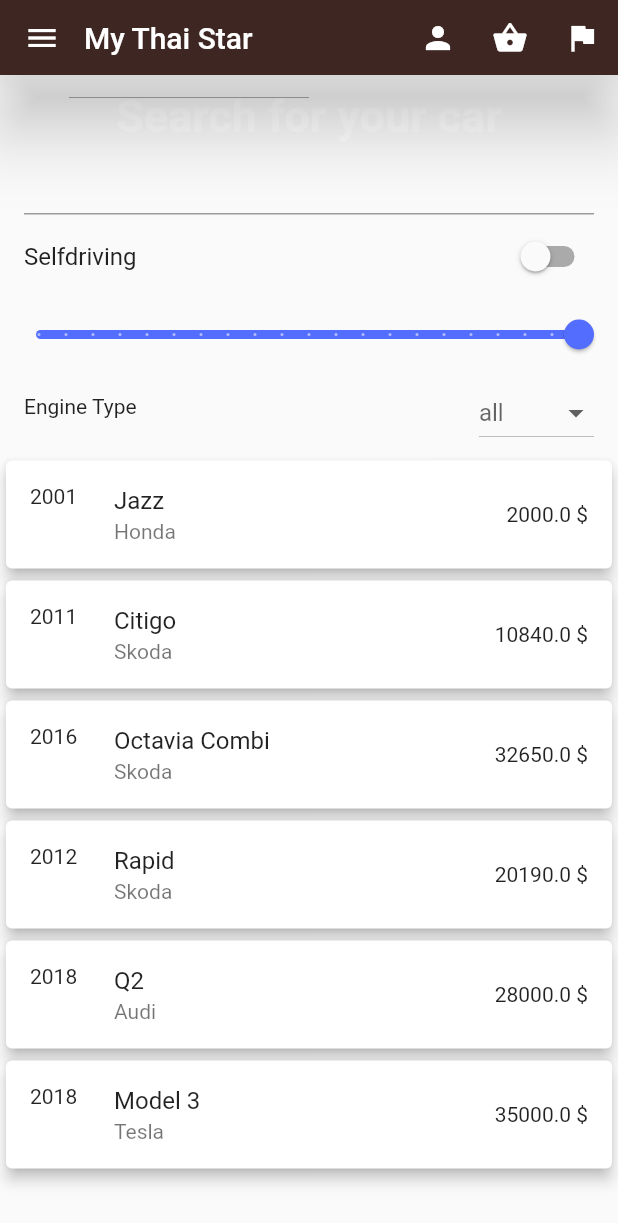
After one commit to devonfw-forge/devonfw4flutter-mts-app, a Flutter app: the Example1 screen opened by its route, on a phone screen of 412 x 824 dp. The commit adds this screen. Shown: the top 1223 px of the screen. Run offline on Flutter 3.47's test engine with Material 2 defaults, Android fonts, the light colour scheme and no system bars; our stand-ins replace datetime_picker_formfield.

Commit message:
Temp Search

```diff
--- a/lib/router.dart
+++ b/lib/router.dart
@@ -2,15 +2,18 @@
 import 'package:my_thai_star_flutter/ui/pages/booking/booking.dart';
 import 'package:my_thai_star_flutter/ui/pages/home/home.dart';
 import 'package:my_thai_star_flutter/ui/pages/menu/menu.dart';
+import 'package:my_thai_star_flutter/ui/pages/menu/temp.dart';
 
 class Router {
   static const String home = '/';
   static const String booking = '/booking';
   static const String menu = '/menu';
+  static const String temp = '/temp';
 
   static Map<String, WidgetBuilder> routeMap = {
     home: (context) => Home(),
     booking: (context) => Booking(),
     menu: (context) => Menu(),
+    temp: (context) => Example1(),
   };
 }
--- /dev/null
+++ b/lib/ui/pages/menu/temp.dart
@@ -0,0 +1,169 @@
+
+import 'package:flutter/material.dart';
+import 'package:my_thai_star_flutter/ui/pages/menu/temp_car.dart';
+import 'package:my_thai_star_flutter/ui/shared_widgets/app_drawer.dart';
+import 'package:my_thai_star_flutter/ui/shared_widgets/custom_app_bar.dart';
+
+//From: https://github.com/Ephenodrom/Flutter-Advanced-Examples/blob/master/lib/examples/filterList/Car.dart
+class Example1 extends StatefulWidget {
+
+  @override
+  _Example1State createState() => _Example1State();
+}
+
+class _Example1State extends State<Example1> {
+  List<Car> initialList = Car.cars;
+  List<Car> currentList = [];
+
+  //filter
+  bool selfDriving = false;
+  double maxPrice = 100000;
+  String carType = "all";
+
+  final controller = new TextEditingController();
+
+  @override
+  initState() {
+    super.initState();
+    controller.addListener(onChange);
+    filterCars();
+  }
+
+  @override
+  Widget build(BuildContext context) {
+    filterCars();
+    return Scaffold(
+        appBar: CustomAppBar(),
+        drawer: AppDrawer(),
+        body: Container(
+          margin: EdgeInsets.only(top: 10),
+          child: Column(children: [
+            Text("Search for your car",style: Theme.of(context).textTheme.headline,),
+            Padding(
+              padding: const EdgeInsets.symmetric(horizontal: 16.0),
+              child: TextField(
+                controller: controller
+              ),
+            ),
+            SwitchListTile(
+              title: Text('Selfdriving'),
+              value: selfDriving,
+              onChanged: (changed){
+                setState(() => selfDriving = changed);
+              }
+            ),
+            Slider(
+              label: '${maxPrice.round()} \$',
+              activeColor: Colors.indigoAccent,
+              min: 0.0,
+              max: 100000.0,
+              divisions: 20,
+              onChanged: (newRating) {
+                setState(() => maxPrice = newRating);
+              },
+              value: maxPrice,
+            ),
+            ListTile(
+              leading: Text("Engine Type"),
+              trailing: DropdownButton(
+                elevation: 16,
+                onChanged: (item){
+                  setState(() {
+                    carType = item;
+                  });
+                },
+                hint:Text(carType),
+                items: [
+                  DropdownMenuItem<String>(
+                      child: new Text("All"),
+                      value: "All"
+                  ),
+                  DropdownMenuItem<String>(
+                      child: new Text("Gas"),
+                      value: "Gas"
+                  ),
+                  DropdownMenuItem<String>(
+                      child: new Text("Diesel"),
+                      value: "Diesel"
+                  ),
+                  DropdownMenuItem<String>(
+                      child: new Text("Electric"),
+                      value: "Electric"
+                  )
+                ],
+              )
+            ),
+            Expanded(
+              child: ListView.builder(
+                  itemCount: currentList.length,
+                  itemBuilder: (BuildContext context, int index) {
+                    Car current = currentList.elementAt(index);
+                    return Card(
+                      elevation: 4,
+                      child: ListTile(
+                        title: Text(current.name),
+                        subtitle: Text(current.brand),
+                        trailing: Text(current.price.toString()+" \$"),
+                        leading: Text(current.year),
+                      ),
+                    );
+                  }),
+            ),
+          ]),
+        ));
+  }
+
+  onChange() {
+    setState((){});
+  }
+
+  filterCars() {
+    // Prepare lists
+    List<Car> tmp = [];
+    currentList.clear();
+
+    String name = controller.text;
+    print("filter cars for name " + name);
+    if (name.isEmpty) {
+      tmp.addAll(initialList);
+    } else {
+      for (Car c in initialList) {
+        if (c.name.toLowerCase().startsWith(name.toLowerCase())) {
+          tmp.add(c);
+        }
+      }
+    }
+    currentList = tmp;
+
+    if(selfDriving) {
+      tmp = [];
+      print("filter cars for selfdriving " + selfDriving.toString());
+      for (Car c in currentList) {
+        if (c.selfDriving == selfDriving) {
+          tmp.add(c);
+        }
+      }
+      currentList = tmp;
+    }
+
+    print("filter cars for max price " + maxPrice.toString());
+    tmp = [];
+    for (Car c in currentList) {
+      if(c.price < maxPrice){
+        tmp.add(c);
+      }
+    }
+    currentList = tmp;
+    if(carType.toLowerCase() != "all") {
+      tmp = [];
+      print("filter cars for type " + carType);
+      for (Car c in currentList) {
+        if (c.type == carType.toLowerCase()) {
+          tmp.add(c);
+        }
+      }
+      currentList = tmp;
+    }
+  }
+
+}
--- /dev/null
+++ b/lib/ui/pages/menu/temp_car.dart
@@ -0,0 +1,79 @@
+///From: https://github.com/Ephenodrom/Flutter-Advanced-Examples/blob/master/lib/examples/filterList/Car.dart
+class Car {
+  final String name;
+  final String brand;
+  final String type;
+  final int maxSpeed;
+  final int horsePower;
+  final String year;
+  final bool selfDriving;
+  final double price;
+
+  Car({
+    this.name,
+    this.brand,
+    this.type,
+    this.maxSpeed,
+    this.horsePower,
+    this.year,
+    this.selfDriving,
+    this.price,
+  });
+
+  static final cars = [
+    new Car(
+        name: "Jazz",
+        brand: "Honda",
+        type: "gas",
+        maxSpeed: 200,
+        horsePower: 83,
+        year: "2001",
+        selfDriving: false,
+        price: 2000.00),
+    new Car(
+        name: "Citigo",
+        brand: "Skoda",
+        type: "gas",
+        maxSpeed: 200,
+        horsePower: 75,
+        year: "2011",
+        selfDriving: false,
+        price: 10840.00),
+    new Car(
+        name: "Octavia Combi",
+        brand: "Skoda",
+        type: "diesel",
+        maxSpeed: 240,
+        horsePower: 149,
+        year: "2016",
+        selfDriving: false,
+        price: 32650.00),
+    new Car(
+        name: "Rapid",
+        brand: "Skoda",
+        type: "diesel",
+        maxSpeed: 240,
+        horsePower: 95,
+        year: "2012",
+        selfDriving: false,
+        price: 20190.00),
+    new Car(
+        name: "Q2",
+        brand: "Audi",
+        type: "gas",
+        maxSpeed: 280,
+        horsePower: 140,
+        year: "2018",
+        selfDriving: false,
+        price: 28000.00),
+    new Car(
+        name: "Model 3",
+        brand: "Tesla",
+        type: "electric",
+        maxSpeed: 280,
+        horsePower: 140,
+        year: "2018",
+        selfDriving: true,
+        price: 35000),
+  ];
+}
--- a/lib/ui/shared_widgets/app_drawer.dart
+++ b/lib/ui/shared_widgets/app_drawer.dart
@@ -34,6 +34,12 @@
             selected: currentRoute == Router.menu,
             onTap: () => Navigator.pushNamed(context, Router.menu),
           ),
+          _DrawerObject(
+            title: 'TEMP',
+            icon: Icons.watch,
+            selected: currentRoute == Router.temp,
+            onTap: () => Navigator.pushNamed(context, Router.temp),
+          ),
         ],
       ),
     );
```
